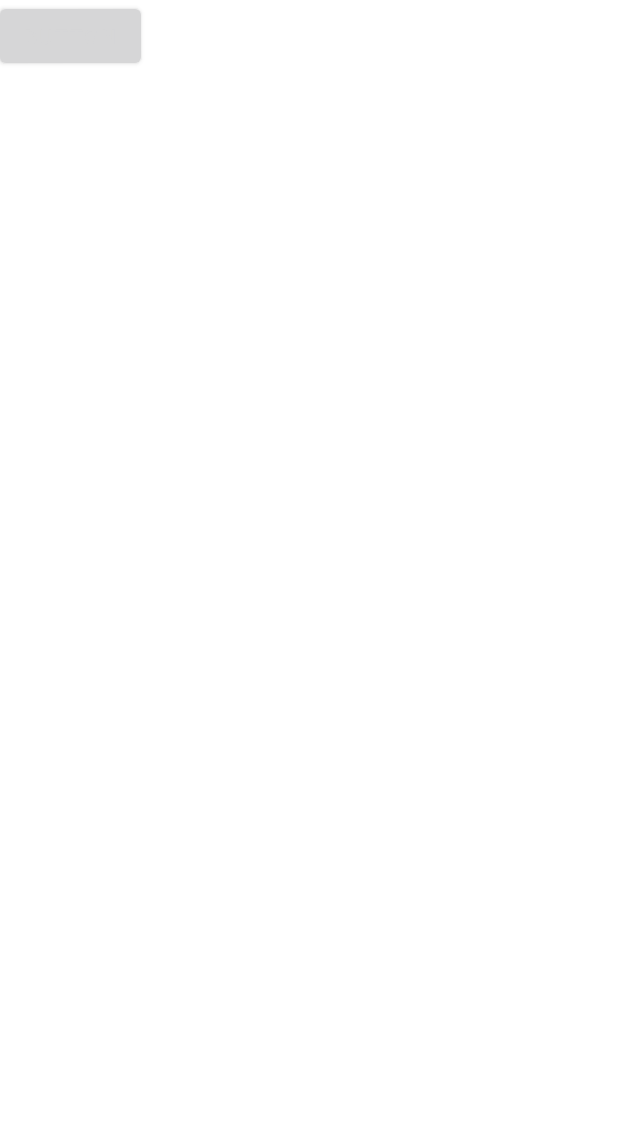
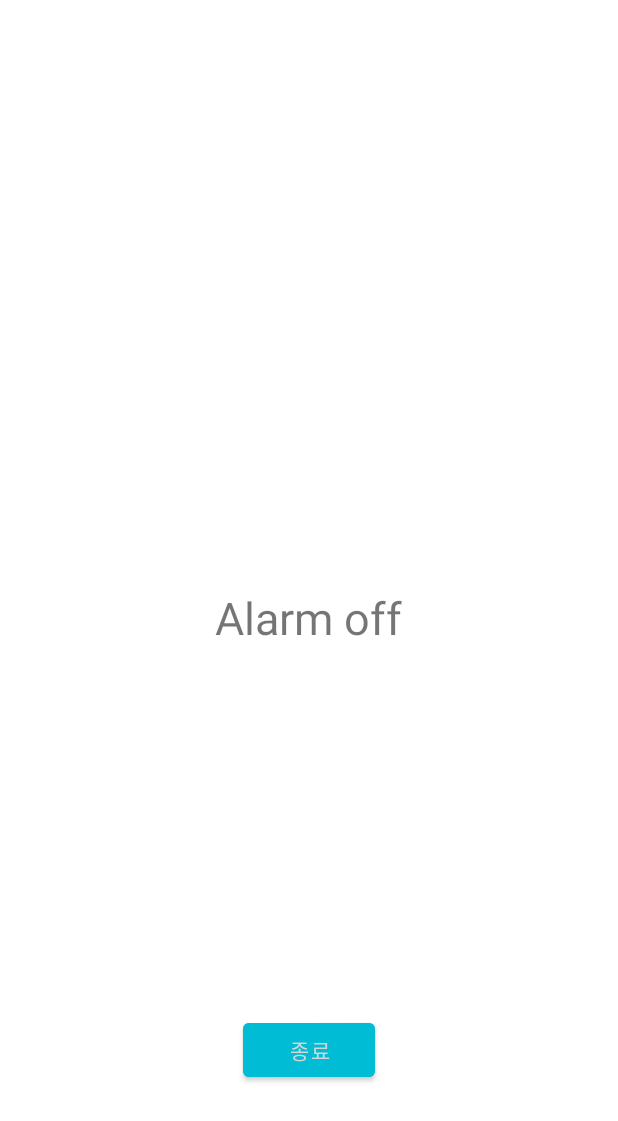
Before and after one commit to sogeum0310/JavaMemo, an Android app: the AlarmActivity screen opened directly, with no data from a screen before it, on a phone screen of 412 x 824 dp. Shown: the top 1121 px of the screen. Run offline under Robolectric (Android 15) with nearby library versions, the phone set to English and light mode, and no system bars.

Commit message:
플로팅버튼 아이콘 추가, 색상변경

```diff
--- a/app/src/main/java/com/sogeum0310/javamemo/AlarmActivity.java
+++ b/app/src/main/java/com/sogeum0310/javamemo/AlarmActivity.java
@@ -14,7 +14,6 @@ public class AlarmActivity extends AppCompatActivity {
     protected void onCreate(Bundle savedInstanceState) {
         super.onCreate(savedInstanceState);
         setContentView(R.layout.activity_alarm);
-        Intent intent = getIntent();
 
         this.mediaPlayer = MediaPlayer.create(this, R.raw.alarm);
         this.mediaPlayer.start();
--- a/app/src/main/java/com/sogeum0310/javamemo/AlarmReceiver.java
+++ b/app/src/main/java/com/sogeum0310/javamemo/AlarmReceiver.java
@@ -25,7 +25,6 @@ public class AlarmReceiver extends BroadcastReceiver {
     @Override
     public void onReceive(Context context, Intent intent) {
         Intent sintent = new Intent(context, AlarmService.class);
-//        sintent.putExtra("id", intent.getStringExtra("id"));
 
         if (Build.VERSION.SDK_INT>= Build.VERSION_CODES.O){
             context.startForegroundService(sintent);
--- a/app/src/main/java/com/sogeum0310/javamemo/AlarmService.java
+++ b/app/src/main/java/com/sogeum0310/javamemo/AlarmService.java
@@ -17,8 +17,6 @@ import androidx.core.app.NotificationCompat;
 
 public class AlarmService extends Service {
     private static final String TAG = AlarmService.class.getSimpleName();
-    private MediaPlayer mediaPlayer;
-    private boolean isRunning;
 
     @Nullable
     @Override
--- a/app/src/main/res/layout/activity_alarm.xml
+++ b/app/src/main/res/layout/activity_alarm.xml
@@ -1,16 +1,24 @@
 <?xml version="1.0" encoding="utf-8"?>
-<androidx.constraintlayout.widget.ConstraintLayout xmlns:android="http://schemas.android.com/apk/res/android"
+<FrameLayout xmlns:android="http://schemas.android.com/apk/res/android"
     xmlns:app="http://schemas.android.com/apk/res-auto"
     xmlns:tools="http://schemas.android.com/tools"
     android:layout_width="match_parent"
     android:layout_height="match_parent"
     tools:context=".AlarmActivity">
 
+    <TextView
+        android:layout_width="wrap_content"
+        android:layout_height="wrap_content"
+        android:textSize="30sp"
+        android:layout_gravity="center"
+        android:text="Alarm off"/>
+
     <Button
         android:id="@+id/close"
         android:layout_width="wrap_content"
         android:layout_height="wrap_content"
-        android:text="Button"
-        tools:layout_editor_absoluteX="169dp"
-        tools:layout_editor_absoluteY="314dp" />
-</androidx.constraintlayout.widget.ConstraintLayout>
+        android:layout_gravity="bottom|center"
+        android:layout_marginBottom="100dp"
+        android:backgroundTint="#00BCD4"
+        android:text="종료"/>
+</FrameLayout>
```
Also changed, not shown: app/src/main/java/com/sogeum0310/javamemo/MemodetailActivity.java (+21 -22 lines), app/src/main/res/drawable-hdpi/baseline_toc_24.xml (added, +11 -0 lines), app/src/main/res/drawable/baseline_settings_20.xml (added, +10 -0 lines), app/src/main/res/drawable/baseline_settings_24.xml (added, +10 -0 lines), app/src/main/res/layout/activity_main.xml (+10 -2 lines).
